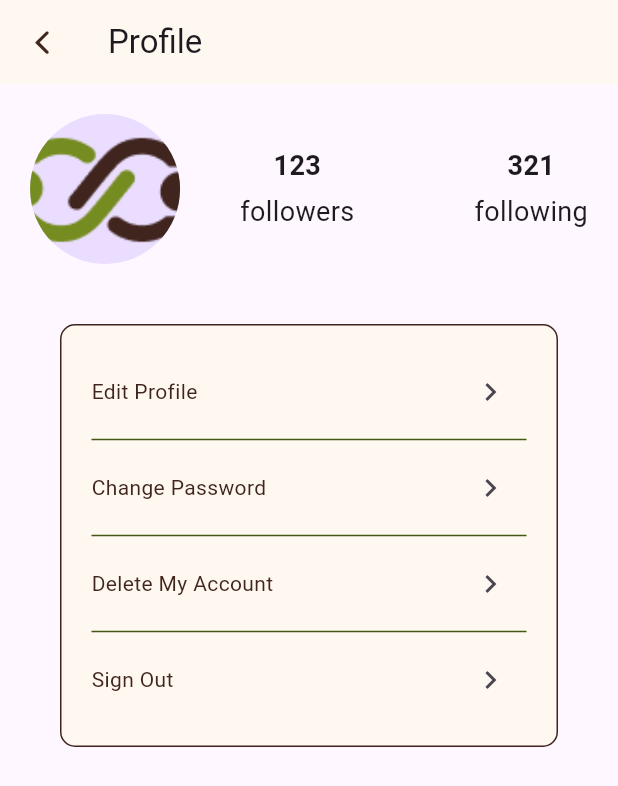
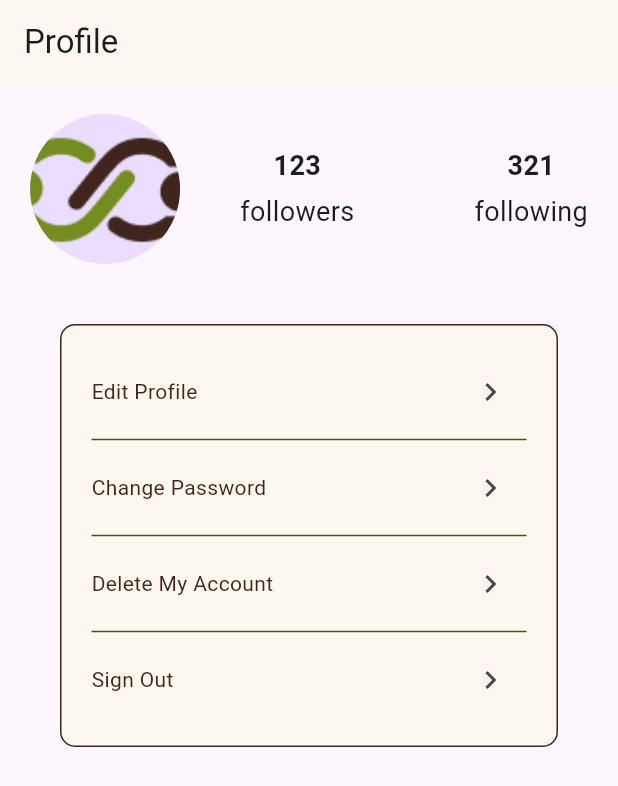
Before and after one commit to Kaung101/loop_frontend, a Flutter app: the ProfileView screen opened directly, on a phone screen of 412 x 824 dp. Shown: the top 786 px of the screen. Run offline on Flutter 3.47's test engine with Material 3 defaults, Android fonts, the phone set to English and light mode, and no system bars; our stand-ins replace dio, flutter_bloc, flutter_secure_storage, flutter_svg, fluttertoast, image_picker; missing offline and left inert: jwt_decode; accounts and stored records are empty; network calls fail.

Commit message:
Update view_profile.dart

```diff
--- a/lib/user_management/view_profile.dart
+++ b/lib/user_management/view_profile.dart
@@ -57,7 +57,9 @@ class _ProfileViewState extends State<ProfileView> {
     return Scaffold(
       appBar: AppBar(
         backgroundColor: AppColors.backgroundColor,
-        leading: IconButton(
+
+        automaticallyImplyLeading: false,
+        /* leading: IconButton(
           icon: const Icon(CupertinoIcons.back, color: AppColors.textColor),
           onPressed: () {
             Navigator.of(context).pushReplacement(
@@ -66,7 +68,7 @@ class _ProfileViewState extends State<ProfileView> {
               ),
             );
           },
-        ),
+        ), */
         title: Align(
           alignment: Alignment.topLeft,
           child: Text(_username ?? 'Profile'),
```
